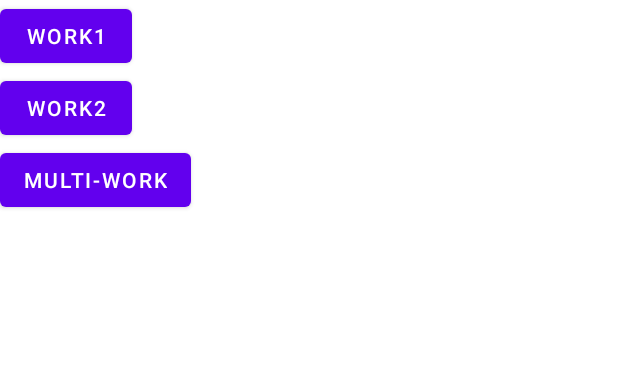
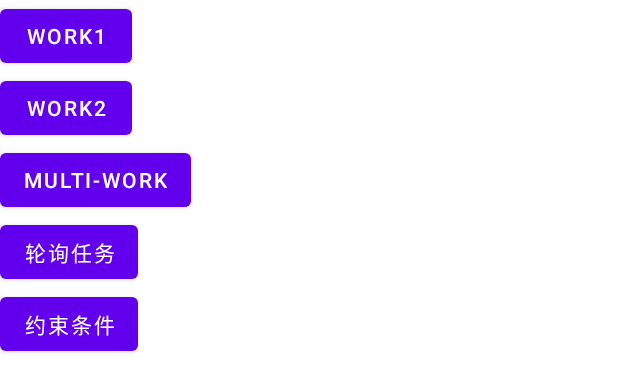
Before and after one commit to Alessa0504/WorkManager, an Android app: the layout activity_main.xml on its own in the app's theme, with its tools: preview values and no code run, on a phone screen of 412 x 824 dp. Shown: the top 392 px of the screen. Run offline under Robolectric (Android 15) with nearby library versions, the phone set to English and light mode, and no system bars.

Commit message:
feat: 轮询任务 + 有约束任务

```diff
--- a/app/src/main/java/com/example/workmanager/multiply/MultiWorker1.kt
+++ b/app/src/main/java/com/example/workmanager/multiply/Worker1.kt
@@ -11,11 +11,11 @@ import androidx.work.WorkerParameters
  * @author zouji
  * @date 2023/1/3
  */
-class MultiWorker1(@NonNull context: Context, @NonNull workerParameters: WorkerParameters) :
+class Worker1(@NonNull context: Context, @NonNull workerParameters: WorkerParameters) :
     Worker(context, workerParameters) {
 
     companion object {
-        val TAG = MultiWorker1::class.java.simpleName
+        val TAG: String = Worker1::class.java.simpleName
     }
 
     override fun doWork(): Result {
--- a/app/src/main/java/com/example/workmanager/multiply/MultiWorker2.kt
+++ b/app/src/main/java/com/example/workmanager/multiply/Worker2.kt
@@ -11,11 +11,11 @@ import androidx.work.WorkerParameters
  * @author zouji
  * @date 2023/1/3
  */
-class MultiWorker2(@NonNull context: Context, @NonNull workerParameters: WorkerParameters) :
+class Worker2(@NonNull context: Context, @NonNull workerParameters: WorkerParameters) :
     Worker(context, workerParameters) {
 
     companion object {
-        val TAG = MultiWorker2::class.java.simpleName
+        val TAG = Worker2::class.java.simpleName
     }
 
     override fun doWork(): Result {
--- a/app/src/main/java/com/example/workmanager/multiply/MultiWorker3.kt
+++ b/app/src/main/java/com/example/workmanager/multiply/Worker3.kt
@@ -11,11 +11,11 @@ import androidx.work.WorkerParameters
  * @author zouji
  * @date 2023/1/3
  */
-class MultiWorker3(@NonNull context: Context, @NonNull workerParameters: WorkerParameters) :
+class Worker3(@NonNull context: Context, @NonNull workerParameters: WorkerParameters) :
     Worker(context, workerParameters) {
 
     companion object {
-        val TAG = MultiWorker3::class.java.simpleName
+        val TAG = Worker3::class.java.simpleName
     }
 
     override fun doWork(): Result {
--- a/app/src/main/res/layout/activity_main.xml
+++ b/app/src/main/res/layout/activity_main.xml
@@ -37,4 +37,24 @@
         app:layout_constraintStart_toStartOf="parent"
         app:layout_constraintTop_toTopOf="parent" />
 
+    <Button
+        android:id="@+id/btn_upload_work4"
+        android:layout_width="wrap_content"
+        android:layout_height="wrap_content"
+        android:text="轮询任务"
+        app:layout_constraintBottom_toBottomOf="parent"
+        app:layout_constraintEnd_toEndOf="parent"
+        app:layout_constraintStart_toStartOf="parent"
+        app:layout_constraintTop_toTopOf="parent" />
+
+    <Button
+        android:id="@+id/btn_upload_work5"
+        android:layout_width="wrap_content"
+        android:layout_height="wrap_content"
+        android:text="约束条件"
+        app:layout_constraintBottom_toBottomOf="parent"
+        app:layout_constraintEnd_toEndOf="parent"
+        app:layout_constraintStart_toStartOf="parent"
+        app:layout_constraintTop_toTopOf="parent" />
+
 </androidx.appcompat.widget.LinearLayoutCompat>
```
Also changed, not shown: app/src/main/java/com/example/workmanager/MainActivity.kt (+51 -11 lines).
